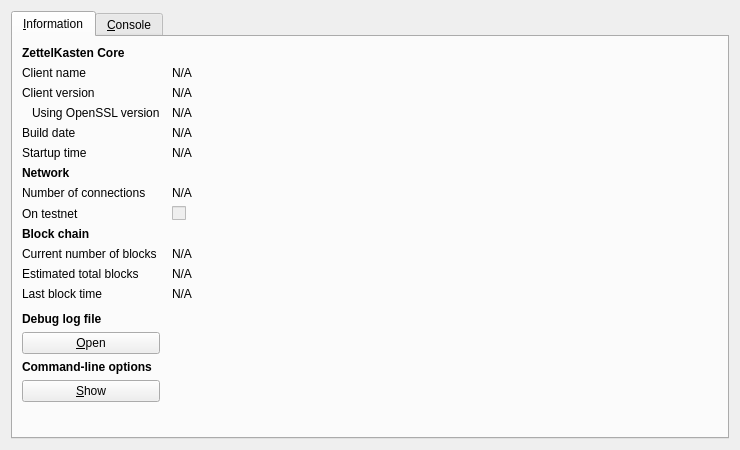
Old version of the form src/qt/forms/rpcconsole.ui in the repository zettel-kasten/zettelkasten.
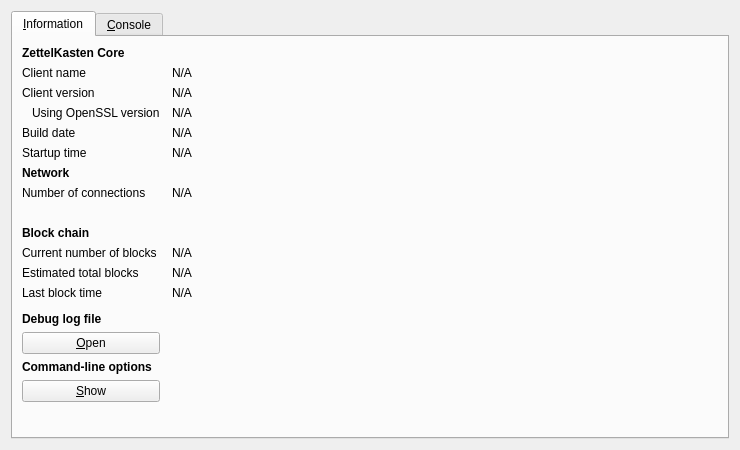
New version of the form. Icons and pictures are not drawn.

Commit message:
removed testnet functionality
removed testnet functionality from mainnet version. From now on, testnet exists only in the form of the separate burgerbot testnet chain/app. See there for more details.

What changed in the file:
```diff
--- a/src/qt/forms/rpcconsole.ui
+++ b/src/qt/forms/rpcconsole.ui
@@ -197,16 +197,6 @@
        <item row="8" column="0">
         <widget class="QLabel" name="label_8">
          <property name="text">
-          <string>On testnet</string>
-         </property>
-        </widget>
-       </item>
-       <item row="8" column="1">
-        <widget class="QCheckBox" name="isTestNet">
-         <property name="enabled">
-          <bool>false</bool>
-         </property>
-         <property name="text">
           <string/>
          </property>
         </widget>
```
The commit also changes 22 other files.
